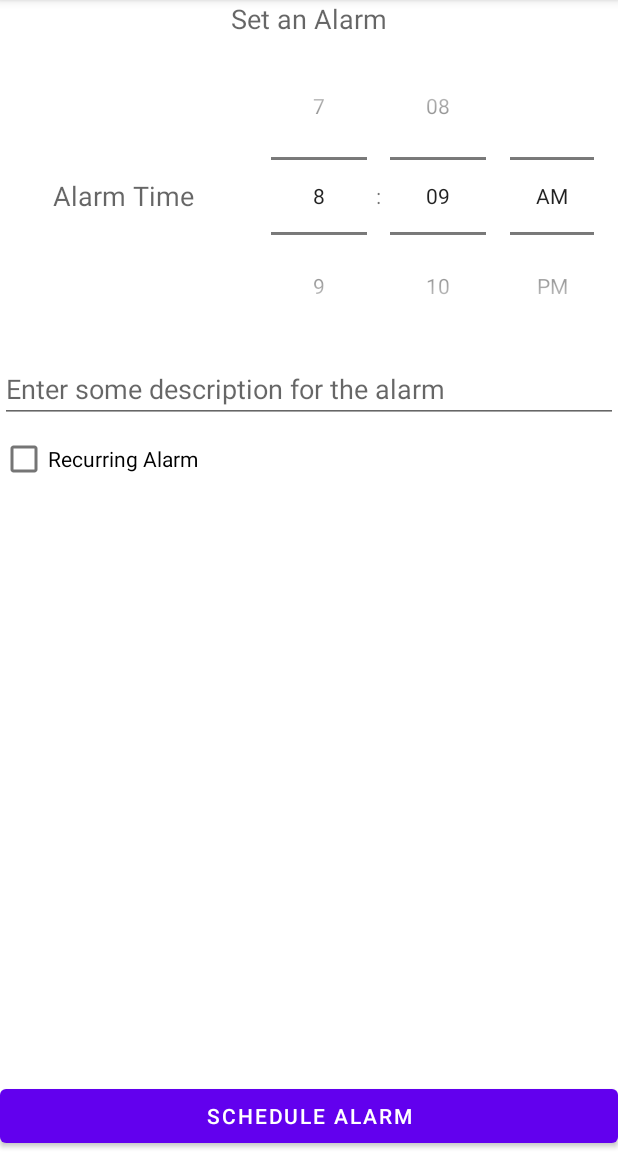
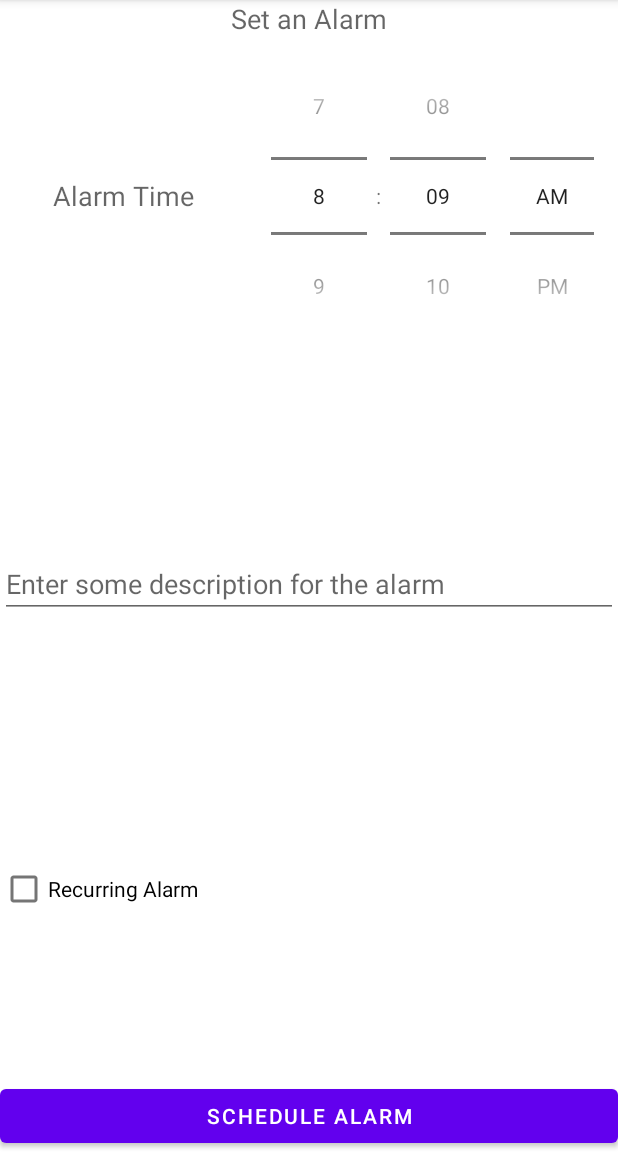
Before and after one commit to Marba1805/Lembra_idoso, an Android app: the CreateAlarmFragment screen opened through its navigation route, on a phone screen of 412 x 824 dp, the part 84-1236 px from its top. Run offline under Robolectric (Android 15) with nearby library versions, the light colour scheme and no system bars; our stand-ins replace ButterKnife, Room's generated code.

Commit message:
Update fragment_createalarm.xml

```diff
--- a/app/src/main/res/layout/fragment_createalarm.xml
+++ b/app/src/main/res/layout/fragment_createalarm.xml
@@ -49,13 +49,16 @@
             android:id="@+id/fragment_createalarm_title"
             android:layout_width="match_parent"
             android:layout_height="wrap_content"
+            android:layout_marginTop="130dp"
             android:hint="Enter some description for the alarm"
-            app:layout_constraintTop_toBottomOf="@+id/fragment_createalarm_timePickerLayout" />
+            app:layout_constraintTop_toBottomOf="@+id/fragment_createalarm_timePickerLayout"
+            tools:layout_editor_absoluteX="-20dp" />
 
         <CheckBox
             android:id="@+id/fragment_createalarm_recurring"
-            android:layout_width="match_parent"
-            android:layout_height="wrap_content"
+            android:layout_width="413dp"
+            android:layout_height="129dp"
+            android:layout_marginTop="116dp"
             android:checked="false"
             android:text="Recurring Alarm"
             app:layout_constraintStart_toStartOf="parent"
```
